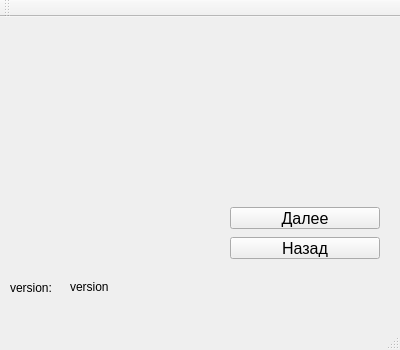
Qt form mst/mainwindow.ui (marcelo-tavares-ifsp/mst) before a commit.
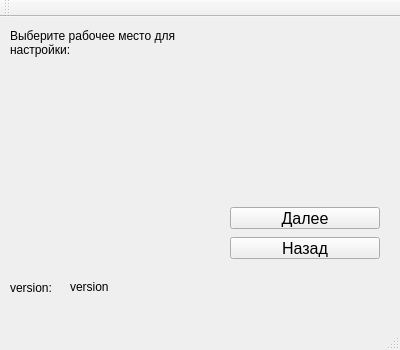
The same form after that commit. The open tabs and pages were chosen to show the change.

What changed in the file:
```diff
--- a/mst/mainwindow.ui
+++ b/mst/mainwindow.ui
@@ -202,9 +202,9 @@
       <property name="geometry">
        <rect>
         <x>10</x>
-        <y>30</y>
+        <y>50</y>
         <width>211</width>
-        <height>211</height>
+        <height>191</height>
        </rect>
       </property>
       <layout class="QGridLayout" name="gridLayout">
@@ -252,6 +252,22 @@
        <string>Назад</string>
       </property>
      </widget>
+     <widget class="QLabel" name="label_2">
+      <property name="geometry">
+       <rect>
+        <x>10</x>
+        <y>10</y>
+        <width>211</width>
+        <height>31</height>
+       </rect>
+      </property>
+      <property name="text">
+       <string>Выберите рабочее место для настройки:</string>
+      </property>
+      <property name="wordWrap">
+       <bool>true</bool>
+      </property>
+     </widget>
     </widget>
     <widget class="QWidget" name="page_2">
      <widget class="QWidget" name="gridLayoutWidget_3">
```
Left out of the diff: 2 changed lines with no effect on the pictures.
